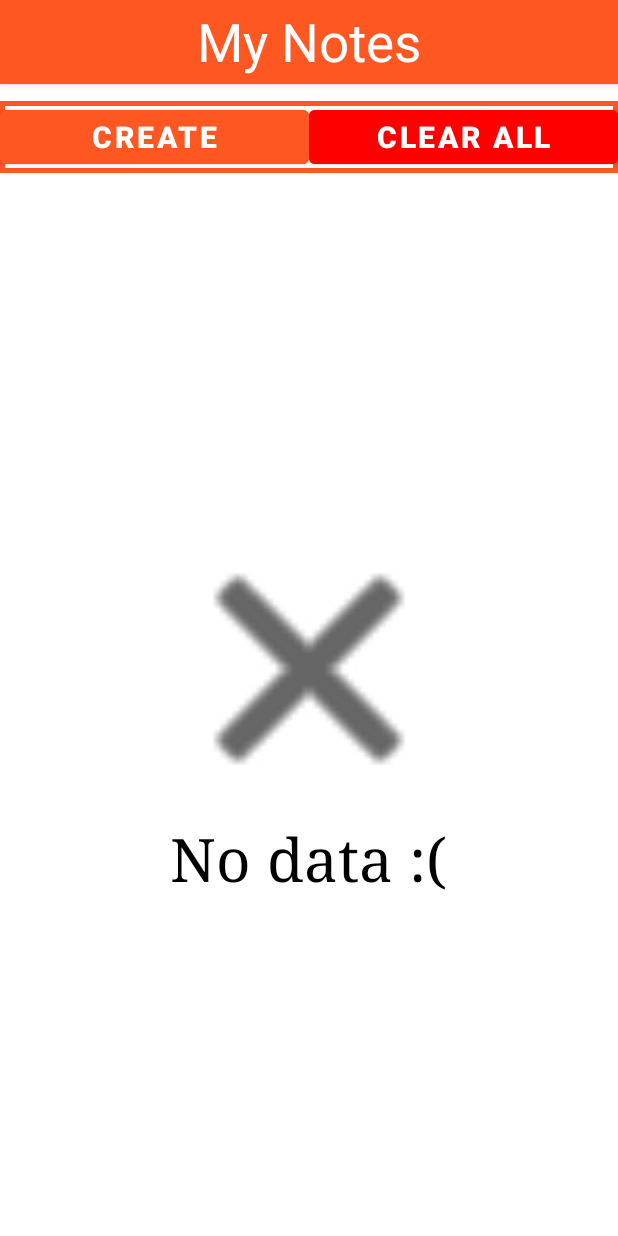
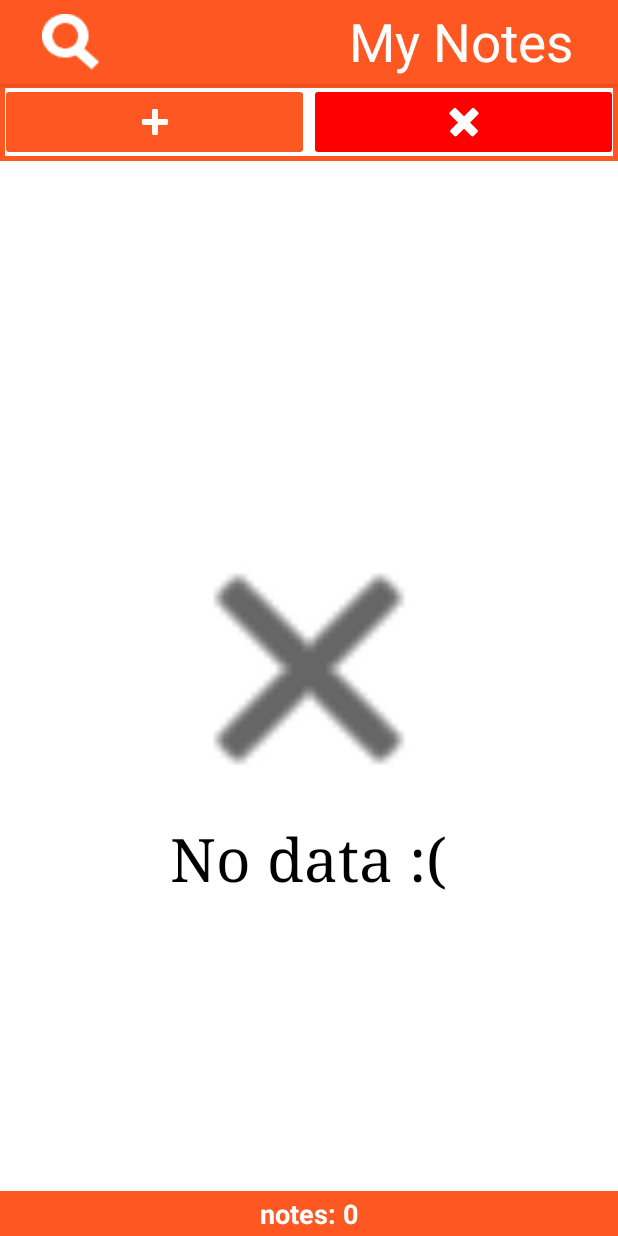
Before and after one commit to Maxdgf/My-Notes, an Android app: the layout activity_main.xml on its own in the app's theme, with its tools: preview values and no code run, on a phone screen of 412 x 824 dp. Run offline under Robolectric (Android 15) with nearby library versions, the phone set to English and light mode, and no system bars; Roboto replaces fonts that are not available here.

Commit message:
Update activity_main.xml

```diff
--- a/app/src/main/res/layout/activity_main.xml
+++ b/app/src/main/res/layout/activity_main.xml
@@ -23,6 +23,7 @@
             tools:layout_editor_absoluteX="0dp"
             tools:layout_editor_absoluteY="0dp">
 
+
             <TextView
                 android:layout_width="wrap_content"
                 android:layout_height="wrap_content"
@@ -30,8 +31,17 @@
                 android:text="My Notes"
                 android:textColor="@color/white"
                 android:textSize="35sp"
-                android:layout_gravity="center"
+                android:layout_marginRight="30dp"
+                android:layout_gravity="right"
                 tools:ignore="RtlHardcoded"/>
+
+            <android.widget.SearchView
+                android:id="@+id/searcher"
+                android:layout_width="wrap_content"
+                android:layout_height="wrap_content"
+                android:queryHint="Enter note name..."
+                android:searchHintIcon="@drawable/search_icon"
+                android:searchIcon="@drawable/search_icon" />
 
         </androidx.appcompat.widget.Toolbar>
 
@@ -41,41 +51,31 @@
         android:layout_width="match_parent"
         android:layout_height="wrap_content"
         android:orientation="horizontal"
-        android:layout_marginTop="67dp"
+        android:layout_marginTop="55dp"
         android:background="@drawable/action_btns_panel_bg"
         app:layout_constraintTop_toTopOf="parent"
         app:layout_constraintEnd_toEndOf="parent"
         app:layout_constraintStart_toStartOf="parent">
 
-        <Button
+        <ImageButton
             android:id="@+id/btnCreateNote"
             android:layout_width="match_parent"
             android:layout_height="wrap_content"
+            android:layout_weight="3"
             android:backgroundTint="#FF5722"
-            android:text="create"
-            android:layout_weight="3"
-            android:textSize="20sp"
-            android:textStyle="bold" />
+            android:contentDescription="create a note"
+            app:srcCompat="@android:drawable/ic_input_add"
+            app:tint="#FFFFFF" />
 
-        <Button
+        <ImageButton
+            android:id="@+id/deleteAllNotes"
             android:layout_width="match_parent"
             android:layout_height="wrap_content"
-            android:id="@+id/deleteAllNotes"
+            android:layout_weight="3"
             android:backgroundTint="#FF0000"
-            android:text="clear all"
-            android:layout_weight="3"
-            android:textSize="20sp"
-            android:textStyle="bold" />
-
-        <!--<Button
-            android:layout_width="match_parent"
-            android:layout_height="wrap_content"
-            android:id="@+id/searchNote"
-            android:backgroundTint="#FF5722"
-            android:text="search"
-            android:layout_weight="3"
-            android:textSize="20sp"
-            android:textStyle="bold" />-->
+            android:contentDescription="delete all notes"
+            app:tint="#FFFFFF"
+            app:srcCompat="@android:drawable/ic_delete" />
 
     </LinearLayout>
 
@@ -83,21 +83,47 @@
         android:id="@+id/notesView"
         android:layout_width="match_parent"
         android:layout_height="match_parent"
-        android:layout_marginTop="120dp"
+        android:layout_marginTop="108dp"
+        android:layout_marginBottom="30dp"
         app:layout_constraintEnd_toEndOf="parent"
         app:layout_constraintStart_toStartOf="parent"
         app:layout_constraintBottom_toBottomOf="parent" />
 
     <LinearLayout
         android:layout_width="match_parent"
-        android:layout_height="match_parent"
+        android:layout_height="30dp"
+        android:orientation="horizontal"
+        android:background="@color/orange"
+        app:layout_constraintEnd_toEndOf="parent"
+        app:layout_constraintStart_toStartOf="parent"
+        app:layout_constraintBottom_toBottomOf="parent">
+
+        <TextView
+            android:layout_width="match_parent"
+            android:layout_height="wrap_content"
+            android:layout_weight="3"
+            android:text="notes: 0"
+            android:id="@+id/notesCount"
+            android:textSize="18sp"
+            android:textStyle="bold"
+            android:textColor="@color/white"
+            android:textAlignment="center"
+            android:layout_gravity="center_vertical"
+            tools:ignore="RtlCompat" />
+
+    </LinearLayout>
+
+    <LinearLayout
+        android:layout_width="match_parent"
+        android:layout_height="wrap_content"
         android:layout_marginTop="120dp"
         android:orientation="vertical"
         android:gravity="center"
         android:id="@+id/noDataProvider"
         app:layout_constraintEnd_toEndOf="parent"
         app:layout_constraintStart_toStartOf="parent"
-        app:layout_constraintBottom_toBottomOf="parent">
+        app:layout_constraintBottom_toBottomOf="parent"
+        app:layout_constraintTop_toTopOf="parent">
 
         <ImageView
             android:layout_width="200dp"
```
